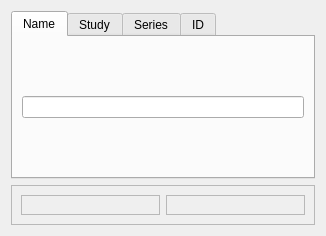
First picture: the form in Libs/DICOM/Widgets/Resources/UI/ctkDICOMQueryWidget.ui, repository commontk/CTK, before the edit.
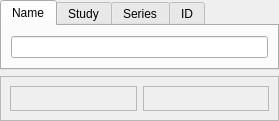
Second picture: the form after the edit. Custom widgets are drawn as their Qt base class.

Commit message: Use vertical layout for ctkFlowLayout in ctkModalityWidget

```diff
--- a/Libs/DICOM/Widgets/Resources/UI/ctkDICOMQueryWidget.ui
+++ b/Libs/DICOM/Widgets/Resources/UI/ctkDICOMQueryWidget.ui
@@ -6,20 +6,21 @@
    <rect>
     <x>0</x>
     <y>0</y>
-    <width>326</width>
-    <height>236</height>
+    <width>279</width>
+    <height>121</height>
    </rect>
   </property>
   <property name="windowTitle">
    <string>Form</string>
   </property>
-  <layout class="QVBoxLayout" name="verticalLayout_2">
-   <item>
-    <layout class="QVBoxLayout" name="verticalLayout">
+  <layout class="QVBoxLayout" name="verticalLayout" stretch="0,1">
+   <property name="margin">
+    <number>0</number>
+   </property>
      <item>
       <widget class="QTabWidget" name="QueryOptions">
        <property name="sizePolicy">
-        <sizepolicy hsizetype="Expanding" vsizetype="Expanding">
+      <sizepolicy hsizetype="Expanding" vsizetype="Minimum">
          <horstretch>0</horstretch>
          <verstretch>0</verstretch>
         </sizepolicy>
@@ -87,8 +88,6 @@
        </widget>
       </widget>
      </item>
-    </layout>
-   </item>
    <item>
     <widget class="QFrame" name="frame">
      <property name="frameShape">
@@ -106,10 +105,23 @@
         <property name="frameShadow">
          <enum>QFrame::Raised</enum>
         </property>
-        <layout class="QHBoxLayout" name="horizontalLayout_3">
+        <layout class="QVBoxLayout" name="verticalLayout_2">
          <item>
           <widget class="ctkDateRangeWidget" name="DateRangeWidget" native="true"/>
          </item>
+         <item>
+          <spacer name="verticalSpacer">
+           <property name="orientation">
+            <enum>Qt::Vertical</enum>
+           </property>
+           <property name="sizeHint" stdset="0">
+            <size>
+             <width>20</width>
+             <height>40</height>
+            </size>
+           </property>
+          </spacer>
+         </item>
         </layout>
        </widget>
       </item>
```
Lines whose indentation alone changed are shown as unchanged. The commit also changes 2 other files.
